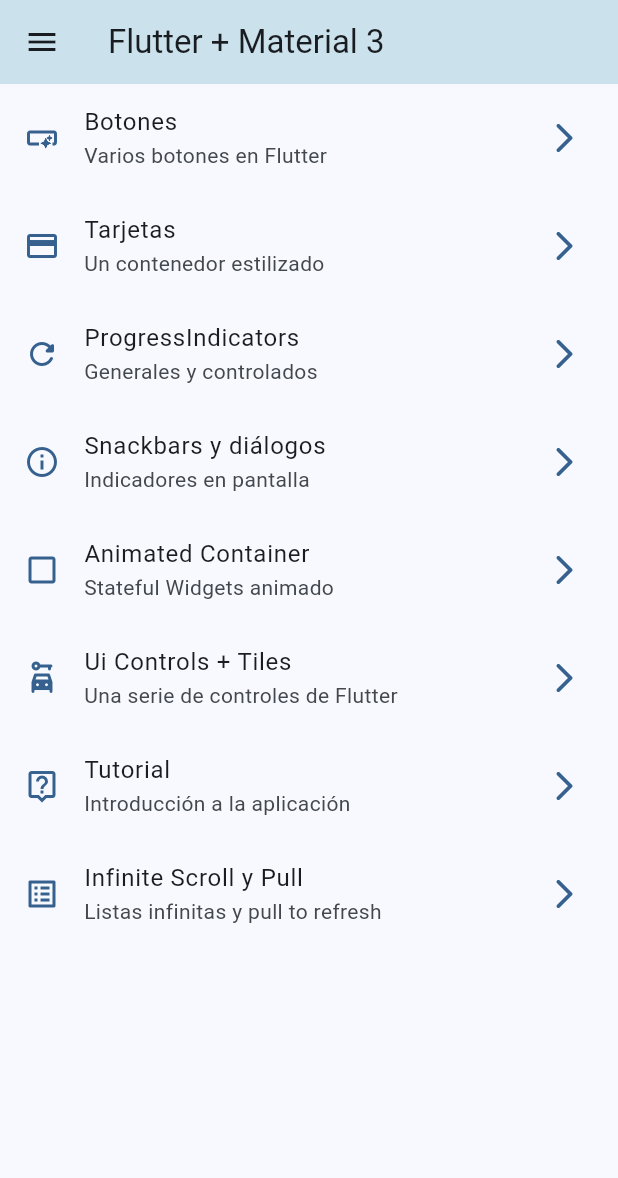
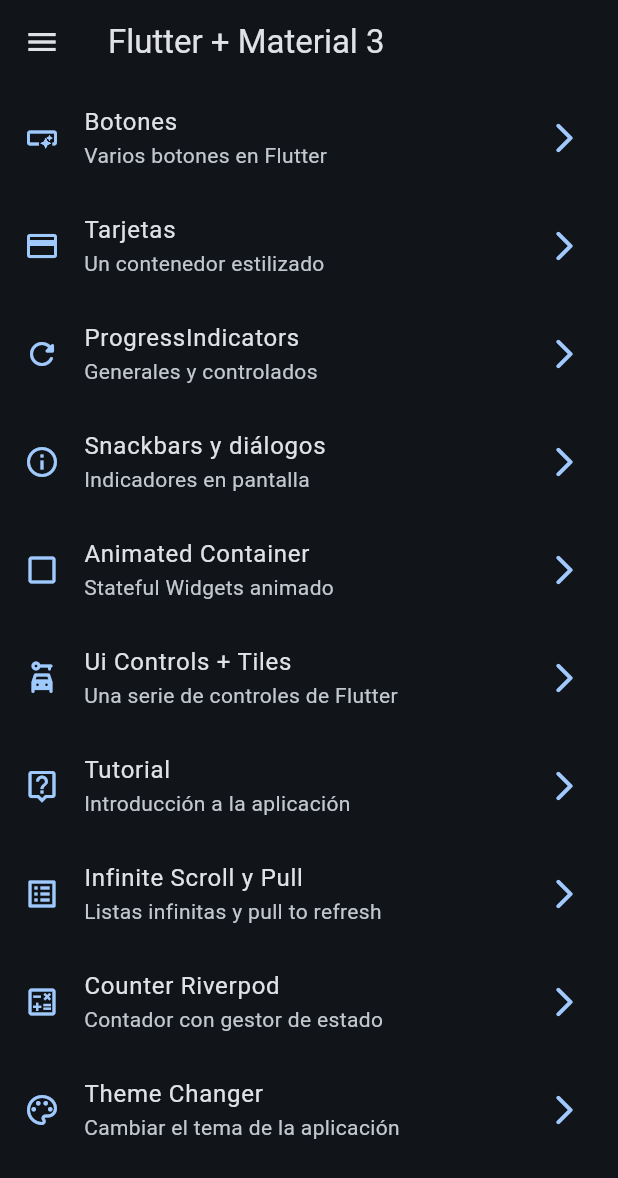
Before and after one commit to Oved/WidgetsApp, a Flutter app: the screen it shows after launch, on a phone screen of 412 x 824 dp. Shown: the top 1178 px of the screen. Run offline on Flutter 3.47's test engine with Material 2 defaults, Android fonts, the phone set to English and light mode, and no system bars; our stand-ins replace animate_do, flutter_riverpod, go_router.

Commit message:
Se crean botones para control del tema y color de la aplicación

```diff
--- a/lib/config/menu/menu_items.dart
+++ b/lib/config/menu/menu_items.dart
@@ -54,5 +54,15 @@ const appMenuItems = <MenuItems>[
       subTitle: 'Listas infinitas y pull to refresh',
       link: '/infinite',
       icon: Icons.list_alt_outlined),
+  MenuItems(
+      title: 'Counter Riverpod',
+      subTitle: 'Contador con gestor de estado',
+      link: '/counter',
+      icon: Icons.calculate_outlined),
+  MenuItems(
+      title: 'Theme Changer',
+      subTitle: 'Cambiar el tema de la aplicación',
+      link: '/theme-changer',
+      icon: Icons.color_lens_outlined),
   //MenuItems(title: 'Botones', subTitle: 'Varios botones en Flutter', link: '/buttons', icon: Icons.smart_button_outlined),
 ];
--- a/lib/config/router/app_router.dart
+++ b/lib/config/router/app_router.dart
@@ -1,3 +1,6 @@
+import 'package:widgets_app/presentation/screens/counter/counter_screen.dart';
+import 'package:widgets_app/presentation/screens/theme_changer/theme_changer_screen.dart';
+
 import '../../presentation/screens/screens.dart';
 import 'package:go_router/go_router.dart';
 
@@ -48,5 +51,15 @@ final appRouter = GoRouter(
       name: InfiniteScrollScreen.name,
       builder: (context, state) => const InfiniteScrollScreen(),
     ),
+    GoRoute(
+      path: '/counter',
+      name: CounterScreen.name,
+      builder: (context, state) => const CounterScreen(),
+    ),
+    GoRoute(
+      path: '/theme-changer',
+      name: ThemeChangerScreen.name,
+      builder: (context, state) => const ThemeChangerScreen(),
+    ),
   ],
 );
--- a/lib/config/theme/app_theme.dart
+++ b/lib/config/theme/app_theme.dart
@@ -14,15 +14,20 @@ const colorList = <Color>[
 
 class AppTheme {
   final int selectedColor;
+  final bool isDarkmode;
 
-  AppTheme({this.selectedColor = 0})
-      : assert(selectedColor >= 0, 'Selected color must be greater the 0'),
+  AppTheme({
+    this.selectedColor = 0,
+    this.isDarkmode = false,
+  })  : assert(selectedColor >= 0, 'Selected color must be greater the 0'),
         assert(selectedColor < colorList.length,
             'Selected color must be less or equal than ${colorList.length - 1}');
 
   ThemeData getTheme() => ThemeData(
       useMaterial3: true,
+      brightness: (isDarkmode) ? Brightness.dark : Brightness.light,
       colorSchemeSeed: colorList[selectedColor],
       appBarTheme: const AppBarTheme(
-          centerTitle: false, color: Color.fromARGB(255, 203, 226, 236)));
+        centerTitle: false,
+      ));
 }
--- a/lib/main.dart
+++ b/lib/main.dart
@@ -1,21 +1,26 @@
 import 'package:flutter/material.dart';
+import 'package:flutter_riverpod/flutter_riverpod.dart';
 import 'package:widgets_app/config/theme/app_theme.dart';
+import 'package:widgets_app/presentation/provider/theme_provider.dart';
 
 import 'config/router/app_router.dart';
 
 void main() {
-  runApp(const MainApp());
+  runApp(const ProviderScope(child: MainApp()));
 }
 
-class MainApp extends StatelessWidget {
+class MainApp extends ConsumerWidget {
   const MainApp({super.key});
 
   @override
-  Widget build(BuildContext context) {
+  Widget build(BuildContext context, WidgetRef ref) {
+    final bool isDarkmode = ref.watch(isDarkModeProvider);
+    final int selectedColor = ref.watch(selectedColorProvider);
     return MaterialApp.router(
       title: 'Flutter Widgets',
       routerConfig: appRouter,
-      theme: AppTheme(selectedColor: 0).getTheme(),
+      theme: AppTheme(selectedColor: selectedColor, isDarkmode: isDarkmode)
+          .getTheme(),
       debugShowCheckedModeBanner: false,
     );
   }
--- /dev/null
+++ b/lib/presentation/provider/counter_provider.dart
@@ -0,0 +1,3 @@
+import 'package:flutter_riverpod/flutter_riverpod.dart';
+
+final counterProvider = StateProvider((ref) => 5);
--- /dev/null
+++ b/lib/presentation/provider/theme_provider.dart
@@ -0,0 +1,10 @@
+import 'package:flutter_riverpod/flutter_riverpod.dart';
+import 'package:widgets_app/config/theme/app_theme.dart';
+
+final isDarkModeProvider = StateProvider<bool>((ref) => true);
+
+//Listado de colores inmutables
+
+final colorListProvider = Provider((ref) => colorList);
+
+final selectedColorProvider = StateProvider((ref) => 0);
--- a/pubspec.yaml
+++ b/pubspec.yaml
@@ -10,6 +10,7 @@ dependencies:
   animate_do: ^3.0.2
   flutter:
     sdk: flutter
+  flutter_riverpod: ^2.3.6
   go_router: ^7.0.0
 
 dev_dependencies:
```
Also changed, not shown: lib/presentation/screens/counter/counter_screen.dart (added, +48 -0 lines), lib/presentation/screens/theme_changer/theme_changer_screen.dart (added, +60 -0 lines), pubspec.lock.
